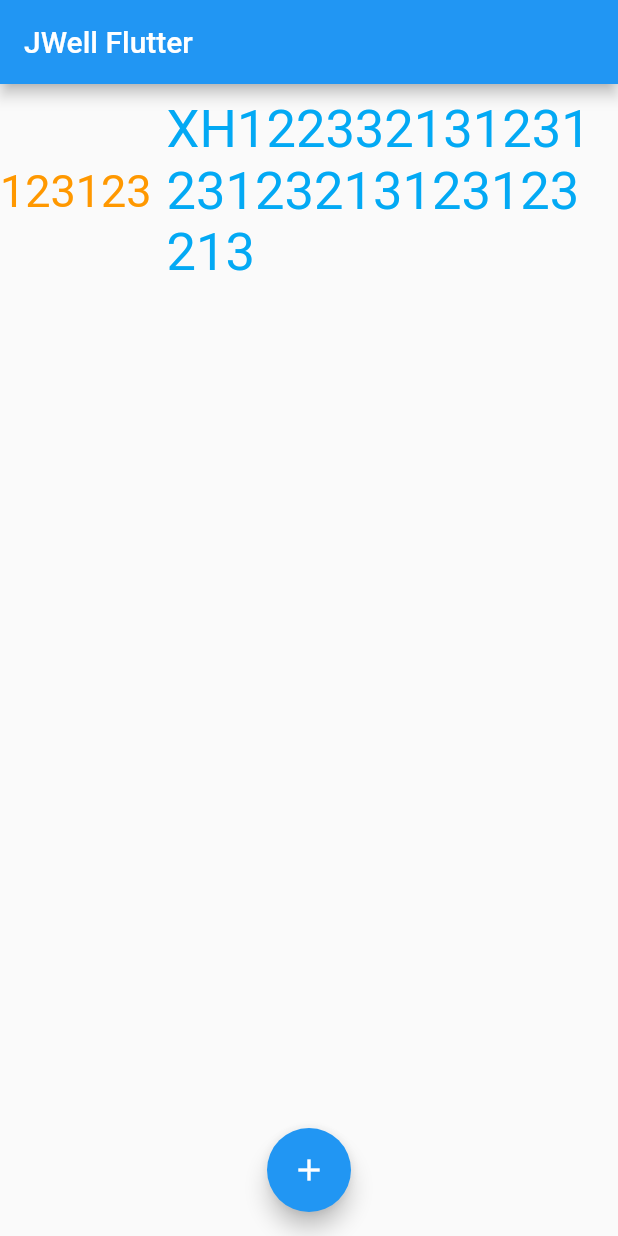
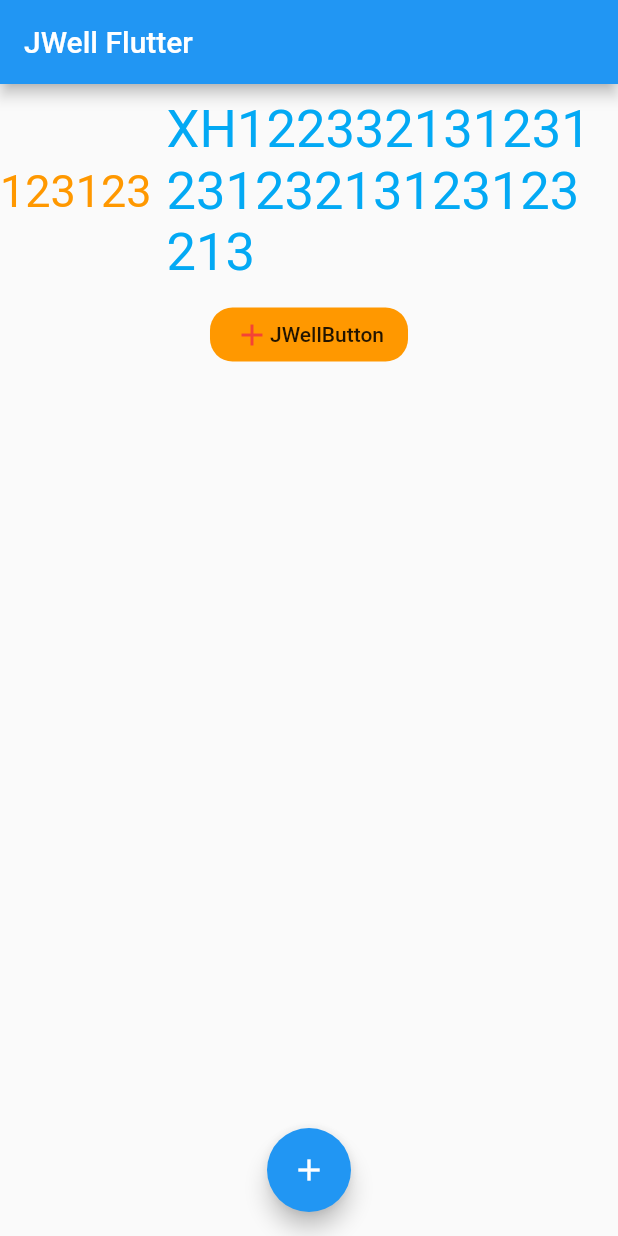
Before and after one commit to ryanranya/JWellFlutter, a Flutter app: the screen it shows after launch, on a phone screen of 412 x 824 dp. Run offline on Flutter 3.47's test engine with Material 2 defaults, Android fonts, the phone set to English and light mode, and no system bars.

```diff
--- a/lib/main.dart
+++ b/lib/main.dart
@@ -38,7 +38,9 @@ class RYHomeContent extends StatefulWidget {
 class _RYHomeContentState extends State<RYHomeContent> {
   @override
   Widget build(BuildContext context) {
-    return Row(
+    return Column(
+      children: <Widget>[
+        Row(
           children: <Widget>[
             Text(
               "123123",
@@ -55,6 +57,39 @@ class _RYHomeContentState extends State<RYHomeContent> {
               ),
             ),
           ],
+        ),
+        JWellButton(),
+      ],
     );
   }
 }
+
+class JWellButton extends StatefulWidget {
+  @override
+  _JWellButtonState createState() => _JWellButtonState();
+}
+
+class _JWellButtonState extends State<JWellButton> {
+  @override
+  Widget build(BuildContext context) {
+    return FlatButton(
+      color: Colors.orange,
+      shape: RoundedRectangleBorder(
+        borderRadius: BorderRadius.circular(15),
+      ),
+      onPressed: () {
+        print("Click JWellButton");
+      },
+      child: Row(
+        mainAxisSize: MainAxisSize.min,
+        children: <Widget>[
+          Icon(
+            Icons.add,
+            color: Colors.red,
+          ),
+          Text("JWellButton"),
+        ],
+      ),
+    );
+  }
+}
```
Lines whose indentation alone changed are shown as unchanged.
